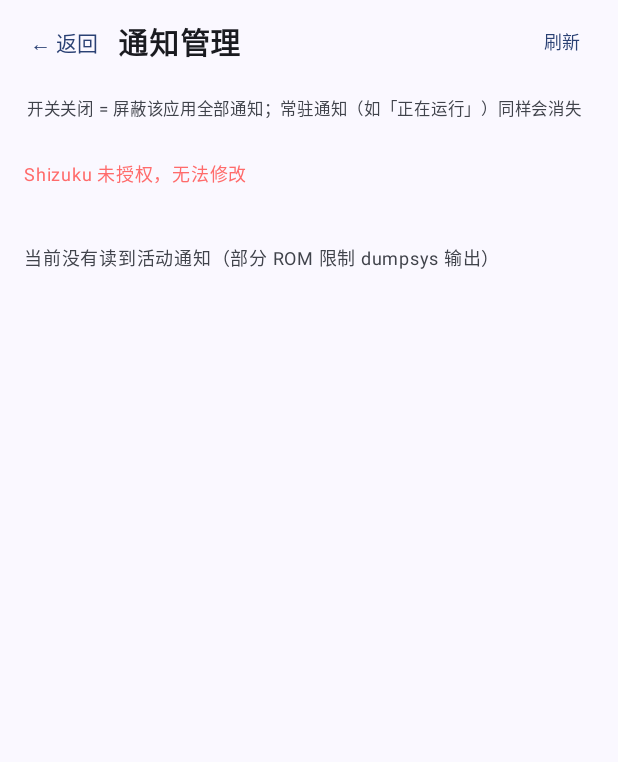
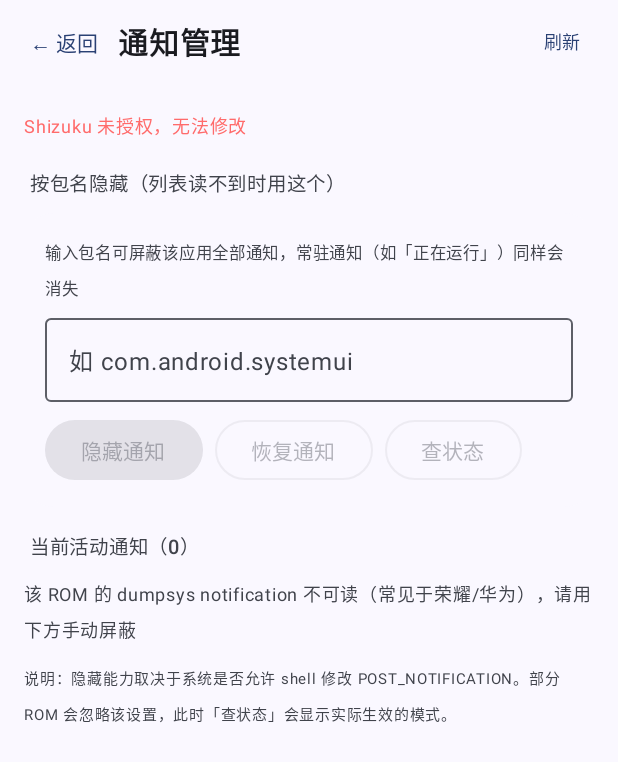
Before and after one commit to xgocgo/FreePlayToolBox, an Android app built with Jetpack Compose: the composable NotificationScreen shown on its own in the app's theme, on a phone screen of 412 x 824 dp. Shown: the top 762 px of the screen. Run offline under Robolectric (Android 15) with nearby library versions, the phone set to English and light mode, and no system bars; libraries missing offline, so code that uses them is left out: moe.shizuku.server, rikka.shizuku; 4 statements that could not run were skipped.

Commit message:
v0.10.1: 通知管理支持手动按包名隐藏、执行回读校验与失败原因上报

```diff
--- a/app/build.gradle.kts
+++ b/app/build.gradle.kts
@@ -27,8 +27,8 @@ android {
         applicationId = "com.freeplay.toolbox"
         minSdk = 24
         targetSdk = 34
-        versionCode = 24
-        versionName = "0.10.0"
+        versionCode = 25
+        versionName = "0.10.1"
     }
 
     buildTypes {
--- a/app/src/main/java/com/freeplay/toolbox/ui/screens/NotificationScreen.kt
+++ b/app/src/main/java/com/freeplay/toolbox/ui/screens/NotificationScreen.kt
@@ -6,12 +6,16 @@ import androidx.compose.foundation.layout.Arrangement
 import androidx.compose.foundation.layout.Column
 import androidx.compose.foundation.layout.PaddingValues
 import androidx.compose.foundation.layout.Row
+import androidx.compose.foundation.layout.Spacer
 import androidx.compose.foundation.layout.fillMaxSize
 import androidx.compose.foundation.layout.fillMaxWidth
 import androidx.compose.foundation.layout.padding
 import androidx.compose.foundation.lazy.LazyColumn
 import androidx.compose.foundation.lazy.items
+import androidx.compose.material3.Button
 import androidx.compose.material3.MaterialTheme
+import androidx.compose.material3.OutlinedButton
+import androidx.compose.material3.OutlinedTextField
 import androidx.compose.material3.Switch
 import androidx.compose.material3.Text
 import androidx.compose.material3.TextButton
@@ -33,13 +37,15 @@ import com.freeplay.toolbox.core.AppState
 import com.freeplay.toolbox.data.ActiveNotification
 import com.freeplay.toolbox.data.NotificationRepository
 import com.freeplay.toolbox.ui.components.NeonCard
+import com.freeplay.toolbox.ui.components.SectionTitle
 import com.freeplay.toolbox.ui.components.SmallPill
+import com.freeplay.toolbox.ui.theme.NeonCyan
 import com.freeplay.toolbox.ui.theme.NeonRed
 import kotlinx.coroutines.Dispatchers
 import kotlinx.coroutines.launch
 import kotlinx.coroutines.withContext
 
-/** 通知管理：活动通知列表、按包屏蔽、隐藏常驻通知 */
+/** 通知管理：活动通知列表、按包屏蔽、隐藏常驻通知、手动指定包名 */
 @Composable
 fun NotificationScreen(onBack: () -> Unit, modifier: Modifier = Modifier) {
     val context = LocalContext.current
@@ -47,14 +53,19 @@ fun NotificationScreen(onBack: () -> Unit, modifier: Modifier = Modifier) {
 
     var items by remember { mutableStateOf<List<ActiveNotification>>(emptyList()) }
     var loading by remember { mutableStateOf(true) }
+    var canList by remember { mutableStateOf(true) }
+    var diag by remember { mutableStateOf("") }
     val blocked = remember { mutableStateListOf<String>() }
     var toast by remember { mutableStateOf<String?>(null) }
+
+    var manualPkg by remember { mutableStateOf("") }
+    var manualMode by remember { mutableStateOf<String?>(null) }
 
     BackHandler { onBack() }
 
     LaunchedEffect(toast) {
         toast?.let {
-            Toast.makeText(context, it, Toast.LENGTH_SHORT).show()
+            Toast.makeText(context, it, Toast.LENGTH_LONG).show()
             toast = null
         }
     }
@@ -62,16 +73,35 @@ fun NotificationScreen(onBack: () -> Unit, modifier: Modifier = Modifier) {
     fun reload() {
         scope.launch {
             loading = true
+            canList = withContext(Dispatchers.IO) { NotificationRepository.canList() }
             items = withContext(Dispatchers.IO) { NotificationRepository.active() }
             loading = false
-            val list = items.map { it.pkg }.distinct()
+            val pkgs = items.map { it.pkg }.distinct()
             blocked.clear()
-            list.forEach { p ->
+            pkgs.forEach { p ->
                 if (withContext(Dispatchers.IO) { NotificationRepository.isBlocked(p) }) blocked.add(p)
+            }
+            diag = if (items.isEmpty()) {
+                if (canList) "dumpsys 有输出但未解析到活动通知"
+                else "该 ROM 的 dumpsys notification 不可读（常见于荣耀/华为），请用下方手动屏蔽"
+            } else ""
+        }
+    }
+    LaunchedEffect(Unit) { reload() }
+
+    fun apply(pkg: String, allow: Boolean) {
+        scope.launch {
+            val err = withContext(Dispatchers.IO) {
+                NotificationRepository.setBlockedDetailed(pkg, !allow)
+            }
+            if (allow) blocked.remove(pkg) else if (!blocked.contains(pkg)) blocked.add(pkg)
+            toast = if (err.isEmpty()) {
+                if (allow) "已恢复 $pkg 的通知" else "已隐藏 $pkg 的通知（含常驻）"
+            } else {
+                "未完全生效：$err"
             }
         }
     }
-    LaunchedEffect(Unit) { reload() }
 
     Column(modifier.fillMaxSize()) {
         Row(
@@ -80,49 +110,94 @@ fun NotificationScreen(onBack: () -> Unit, modifier: Modifier = Modifier) {
         ) {
             TextButton(onClick = onBack) { Text("← 返回") }
             Text("通知管理", fontSize = 20.sp, fontWeight = FontWeight.Bold)
-            androidx.compose.foundation.layout.Spacer(Modifier.weight(1f))
+            Spacer(Modifier.weight(1f))
             TextButton(onClick = { reload() }) { Text("刷新", fontSize = 12.sp) }
-        }
-
-        Text(
-            "开关关闭 = 屏蔽该应用全部通知；常驻通知（如「正在运行」）同样会消失",
-            fontSize = 11.sp,
-            color = MaterialTheme.colorScheme.onSurfaceVariant,
-            modifier = Modifier.padding(horizontal = 18.dp, vertical = 4.dp),
-        )
-
-        if (!AppState.shizukuGranted) {
-            Text(
-                "Shizuku 未授权，无法修改",
-                fontSize = 12.sp,
-                color = NeonRed,
-                modifier = Modifier.padding(16.dp),
-            )
-        }
-
-        if (loading) {
-            Text(
-                "读取当前通知…",
-                fontSize = 12.sp,
-                color = MaterialTheme.colorScheme.onSurfaceVariant,
-                modifier = Modifier.padding(horizontal = 18.dp),
-            )
         }
 
         LazyColumn(
             Modifier.fillMaxSize(),
             contentPadding = PaddingValues(16.dp),
-            verticalArrangement = Arrangement.spacedBy(6.dp),
+            verticalArrangement = Arrangement.spacedBy(8.dp),
         ) {
-            if (!loading && items.isEmpty()) {
+            if (!AppState.shizukuGranted) {
+                item {
+                    Text("Shizuku 未授权，无法修改", fontSize = 12.sp, color = NeonRed)
+                }
+            }
+
+            // ---------- 手动屏蔽 ----------
+            item {
+                SectionTitle("按包名隐藏（列表读不到时用这个）")
+            }
+            item {
+                NeonCard {
+                    Column(verticalArrangement = Arrangement.spacedBy(8.dp)) {
+                        Text(
+                            "输入包名可屏蔽该应用全部通知，常驻通知（如「正在运行」）同样会消失",
+                            fontSize = 11.sp,
+                            color = MaterialTheme.colorScheme.onSurfaceVariant,
+                        )
+                        OutlinedTextField(
+                            value = manualPkg,
+                            onValueChange = { manualPkg = it.trim() },
+                            placeholder = { Text("如 com.android.systemui") },
+                            singleLine = true,
+                            modifier = Modifier.fillMaxWidth(),
+                        )
+                        if (manualMode != null) {
+                            Text(
+                                "当前 appops 状态：$manualMode",
+                                fontSize = 11.sp,
+                                color = NeonCyan,
+                            )
+                        }
+                        Row(horizontalArrangement = Arrangement.spacedBy(8.dp)) {
+                            Button(
+                                enabled = manualPkg.isNotBlank() && AppState.shizukuGranted,
+                                onClick = { apply(manualPkg, false); manualMode = null },
+                            ) { Text("隐藏通知") }
+                            OutlinedButton(
+                                enabled = manualPkg.isNotBlank() && AppState.shizukuGranted,
+                                onClick = { apply(manualPkg, true); manualMode = null },
+                            ) { Text("恢复通知") }
+                            OutlinedButton(
+                                enabled = manualPkg.isNotBlank() && AppState.shizukuGranted,
+                                onClick = {
+                                    scope.launch {
+                                        manualMode = withContext(Dispatchers.IO) {
+                                            NotificationRepository.currentMode(manualPkg)
+                                        }
+                                    }
+                                },
+                            ) { Text("查状态") }
+                        }
+                    }
+                }
+            }
+
+            // ---------- 当前通知 ----------
+            item {
+                SectionTitle("当前活动通知（${items.size}）")
+            }
+            if (loading) {
                 item {
                     Text(
-                        "当前没有读到活动通知（部分 ROM 限制 dumpsys 输出）",
+                        "读取中…",
                         fontSize = 12.sp,
                         color = MaterialTheme.colorScheme.onSurfaceVariant,
                     )
                 }
             }
+            if (!loading && items.isEmpty()) {
+                item {
+                    Text(
+                        diag.ifBlank { "当前没有活动通知" },
+                        fontSize = 12.sp,
+                        color = MaterialTheme.colorScheme.onSurfaceVariant,
+                    )
+                }
+            }
+
             items(items, key = { it.pkg + it.title }) { n ->
                 NeonCard {
                     Row(verticalAlignment = Alignment.CenterVertically) {
@@ -130,7 +205,7 @@ fun NotificationScreen(onBack: () -> Unit, modifier: Modifier = Modifier) {
                             Row(verticalAlignment = Alignment.CenterVertically) {
                                 Text(n.title, fontSize = 14.sp, maxLines = 1)
                                 if (n.ongoing) {
-                                    androidx.compose.foundation.layout.Spacer(Modifier.padding(start = 6.dp))
+                                    Spacer(Modifier.padding(start = 6.dp))
                                     SmallPill("常驻", true) {}
                                 }
                             }
@@ -144,19 +219,19 @@ fun NotificationScreen(onBack: () -> Unit, modifier: Modifier = Modifier) {
                         Switch(
                             checked = !blocked.contains(n.pkg),
                             enabled = AppState.shizukuGranted,
-                            onCheckedChange = { allow ->
-                                scope.launch {
-                                    withContext(Dispatchers.IO) {
-                                        NotificationRepository.setBlocked(n.pkg, !allow)
-                                    }
-                                    if (allow) blocked.remove(n.pkg) else if (!blocked.contains(n.pkg)) blocked.add(n.pkg)
-                                    toast = if (allow) "已恢复 ${n.pkg.takeLast(20)} 的通知" else "已隐藏 ${n.pkg.takeLast(20)} 的通知"
-                                }
-                            },
+                            onCheckedChange = { allow -> apply(n.pkg, allow) },
                         )
                     }
                 }
             }
+
+            item {
+                Text(
+                    "说明：隐藏能力取决于系统是否允许 shell 修改 POST_NOTIFICATION。部分 ROM 会忽略该设置，此时「查状态」会显示实际生效的模式。",
+                    fontSize = 10.sp,
+                    color = MaterialTheme.colorScheme.onSurfaceVariant,
+                )
+            }
         }
     }
 }
```
Also changed, not shown: app/src/main/java/com/freeplay/toolbox/data/NotificationRepository.kt (+79 -27 lines).
